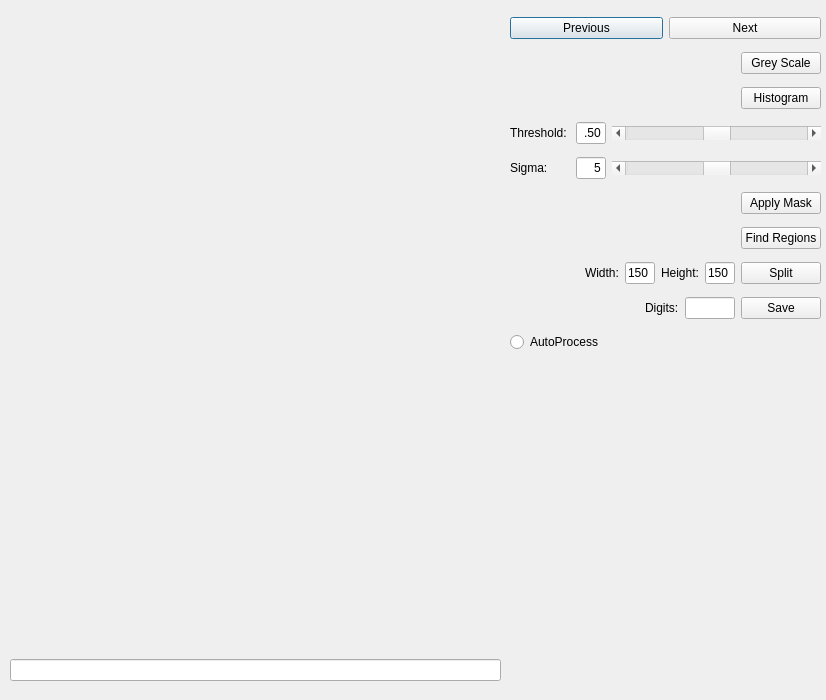
First picture: the form in ProcessKilnImages-dlg.ui, repository bmuth/ProcessKilnImages, before the edit.
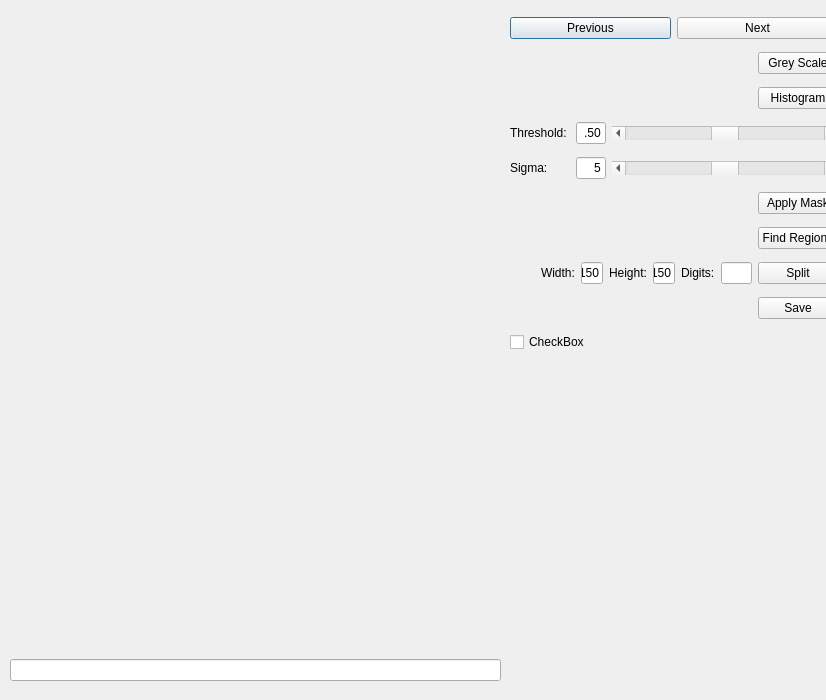
Second picture: the form after the edit.

Commit message: Ready for processing

What changed in the file:
```diff
--- a/ProcessKilnImages-dlg.ui
+++ b/ProcessKilnImages-dlg.ui
@@ -50,7 +50,7 @@
     <rect>
      <x>510</x>
      <y>10</y>
-     <width>311</width>
+     <width>328</width>
      <height>358</height>
     </rect>
    </property>
@@ -376,6 +376,23 @@
         </property>
        </widget>
       </item>
+      <item>
+       <widget class="QLabel" name="label_5">
+        <property name="text">
+         <string>Digits:</string>
+        </property>
+       </widget>
+      </item>
+      <item>
+       <widget class="QLineEdit" name="leDigits">
+        <property name="maximumSize">
+         <size>
+          <width>40</width>
+          <height>16777215</height>
+         </size>
+        </property>
+       </widget>
+      </item>
       <item>
        <widget class="QPushButton" name="btnSplit">
         <property name="text">
@@ -400,23 +417,6 @@
         </property>
        </spacer>
       </item>
-      <item>
-       <widget class="QLabel" name="label_5">
-        <property name="text">
-         <string>Digits:</string>
-        </property>
-       </widget>
-      </item>
-      <item>
-       <widget class="QLineEdit" name="leDigits">
-        <property name="maximumSize">
-         <size>
-          <width>50</width>
-          <height>16777215</height>
-         </size>
-        </property>
-       </widget>
-      </item>
       <item>
        <widget class="QPushButton" name="btnSave">
         <property name="text">
@@ -427,9 +427,9 @@
      </layout>
     </item>
     <item>
-     <widget class="QRadioButton" name="radioButton">
+     <widget class="QCheckBox" name="cbAutoProcess">
       <property name="text">
-       <string>AutoProcess</string>
+       <string>CheckBox</string>
       </property>
      </widget>
     </item>
```
The commit also changes 2 other files.
